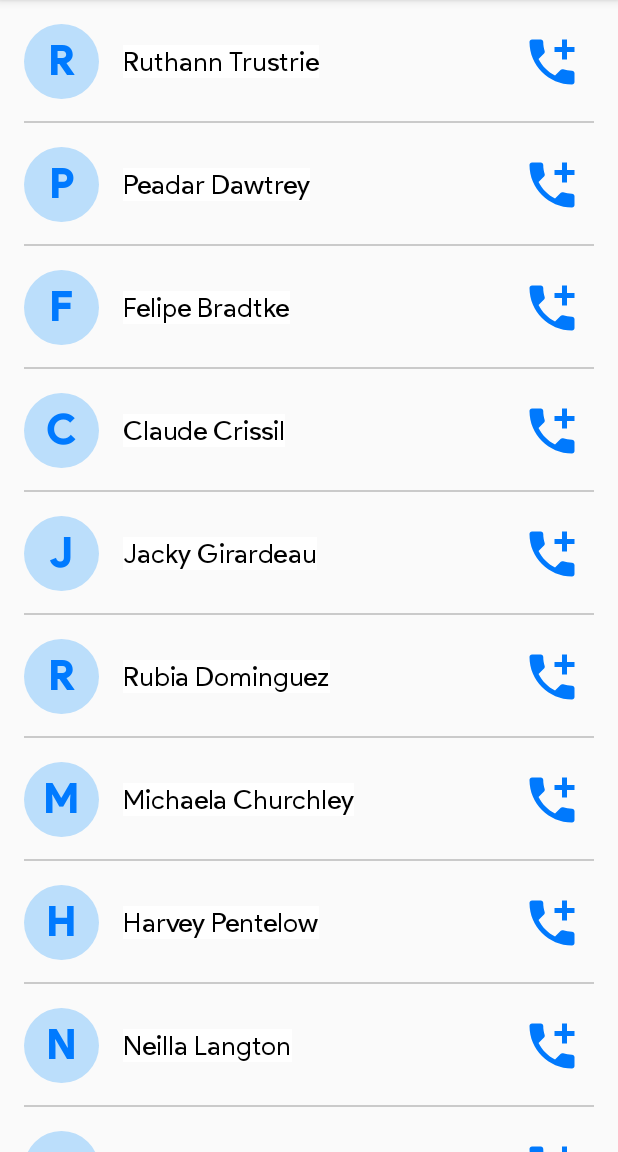
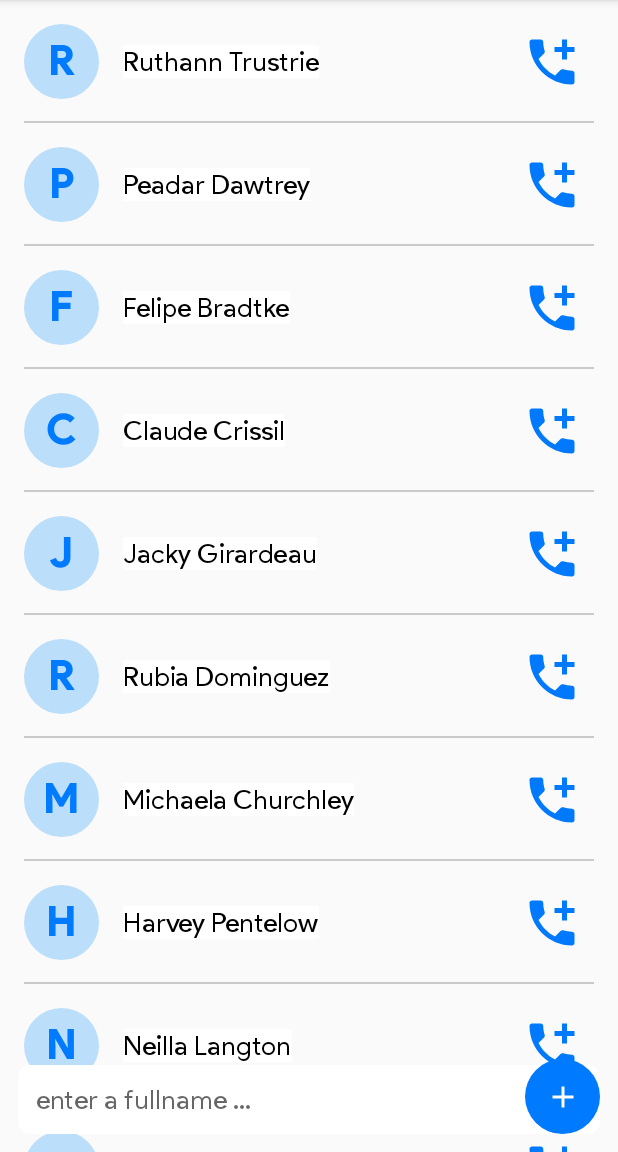
Before and after one commit to ErfanGhasemi2009/Contact-recycler-view, an Android app: the screen it shows after launch (MainActivity), on a phone screen of 412 x 824 dp, the part 84-1236 px from its top. Run offline under Robolectric (Android 15) with nearby library versions, the phone set to English and light mode, and no system bars.

Commit message:
option:add new contact

```diff
--- a/app/src/main/java/com/alaroze/contact/ContactAdapter.java
+++ b/app/src/main/java/com/alaroze/contact/ContactAdapter.java
@@ -14,6 +14,7 @@ import java.util.ArrayList;
 public class ContactAdapter extends RecyclerView.Adapter<ContactAdapter.ContactViewHolder> {
 
     private ArrayList<String> contacts = new ArrayList<>();
+
     public ContactAdapter() {
         contacts.add("Ruthann Trustrie");
         contacts.add("Peadar Dawtrey");
@@ -36,6 +37,11 @@ public class ContactAdapter extends RecyclerView.Adapter<ContactAdapter.ContactV
         contacts.add("Hamil Callery");
         contacts.add("Karol Syer");
 
+    }
+
+    public void addContact(String fullname) {
+        contacts.add(0, fullname);
+        notifyItemInserted(0);
     }
 
     @NonNull
--- a/app/src/main/java/com/alaroze/contact/MainActivity.java
+++ b/app/src/main/java/com/alaroze/contact/MainActivity.java
@@ -1,6 +1,10 @@
 package com.alaroze.contact;
 
+import android.annotation.SuppressLint;
 import android.os.Bundle;
+import android.view.View;
+import android.widget.EditText;
+import android.widget.ImageButton;
 
 import androidx.activity.EdgeToEdge;
 import androidx.appcompat.app.AppCompatActivity;
@@ -29,5 +33,17 @@ public class MainActivity extends AppCompatActivity {
         recyclerView.setLayoutManager(new LinearLayoutManager(this, LinearLayoutManager.VERTICAL, false));
         adapter = new ContactAdapter();
         recyclerView.setAdapter(adapter);
+
+        @SuppressLint({"MissingInflatedId", "LocalSuppress"}) EditText etFullname = findViewById(R.id.et_main_fullname);
+        @SuppressLint({"MissingInflatedId", "LocalSuppress"}) ImageButton btnAdd = findViewById(R.id.btn_main_add);
+
+        btnAdd.setOnClickListener(v -> {
+            if (etFullname.length() > 0){
+                adapter.addContact(etFullname.getText().toString());
+                recyclerView.scrollToPosition(0);
+                etFullname.setText("");
+            }
+        });
+
     }
 }
--- a/app/src/main/res/layout/activity_main.xml
+++ b/app/src/main/res/layout/activity_main.xml
@@ -13,4 +13,29 @@
         android:layout_width="match_parent"
         android:layout_height="match_parent"/>
 
+    <EditText
+        android:id="@+id/et_main_fullname"
+        android:layout_width="match_parent"
+        android:layout_height="wrap_content"
+        android:hint="enter a fullname ..."
+        android:background="@drawable/shape_edittext"
+        android:padding="12dp"
+        android:layout_margin="12dp"
+        app:layout_constraintBottom_toBottomOf="parent"
+        app:layout_constraintEnd_toStartOf="@+id/btn_main_add"
+        app:layout_constraintStart_toStartOf="parent"
+        android:inputType="text" />
+
+    <ImageButton
+        android:id="@+id/btn_main_add"
+        android:layout_width="50dp"
+        android:layout_height="50dp"
+        android:background="@drawable/shape_circle_accent"
+        app:srcCompat="@drawable/ic_add_white_24dp"
+        android:scaleType="centerInside"
+        android:layout_margin="12dp"
+        app:layout_constraintBottom_toBottomOf="parent"
+        app:layout_constraintEnd_toEndOf="parent" />
+
+
 </androidx.constraintlayout.widget.ConstraintLayout>
```
